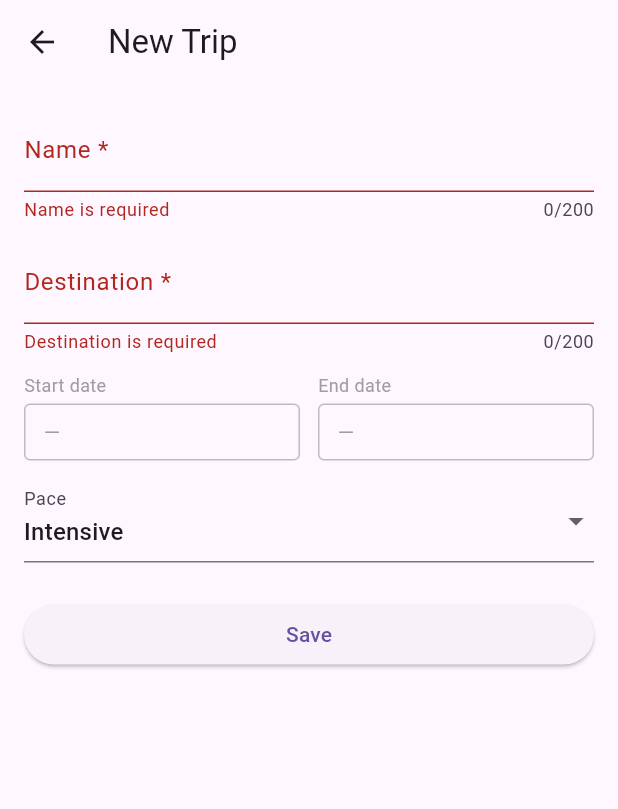
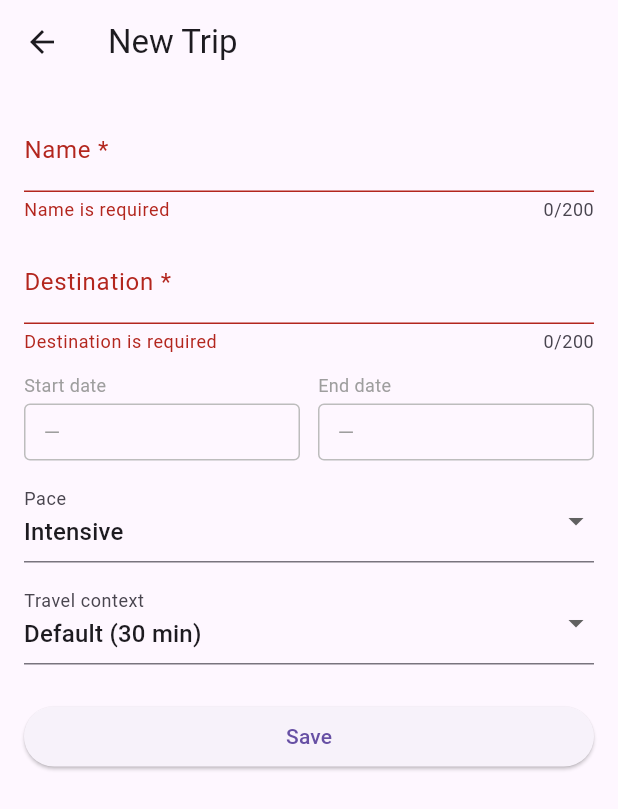
Before and after one commit to kamilbemowski/traveljug, a Flutter app: the CreateTripScreen screen opened directly, after a tap on "Save", on a phone screen of 412 x 824 dp. Shown: the top 809 px of the screen. Run offline on Flutter 3.47's test engine with Material 3 defaults, Android fonts, the phone set to English and light mode, and no system bars; our stand-ins replace drift, drift_flutter, firebase_core, firebase_crashlytics; accounts and stored records are empty; generated files the repository leaves out were written again.

Commit message:
feat(dynamic-travel-time): add TravelContext dropdown to CreateTripScreen (p3)
lib/screens/create_trip_screen.dart — TravelContext dropdown next to Pace

Co-Authored-By: Claude <noreply@anthropic.com>

```diff
--- a/lib/screens/create_trip_screen.dart
+++ b/lib/screens/create_trip_screen.dart
@@ -18,6 +18,7 @@ class _CreateTripScreenState extends State<CreateTripScreen> {
   DateTime? _startDate;
   DateTime? _endDate;
   TravelPace _pace = TravelPace.intensive;
+  TravelContext? _travelContext;
 
   @override
   void dispose() {
@@ -61,6 +62,7 @@ class _CreateTripScreenState extends State<CreateTripScreen> {
       startDate: _startDate,
       endDate: _endDate,
       pace: _pace,
+      travelContext: _travelContext,
     );
 
     if (!mounted) return;
@@ -129,6 +131,26 @@ class _CreateTripScreenState extends State<CreateTripScreen> {
                   if (v != null) setState(() => _pace = v);
                 },
               ),
+              const SizedBox(height: 12),
+              DropdownButtonFormField<TravelContext?>(
+                initialValue: _travelContext,
+                decoration: const InputDecoration(labelText: 'Travel context'),
+                items: const [
+                  DropdownMenuItem(
+                    value: null,
+                    child: Text('Default (30 min)'),
+                  ),
+                  DropdownMenuItem(
+                    value: TravelContext.city,
+                    child: Text('City tour (20 min)'),
+                  ),
+                  DropdownMenuItem(
+                    value: TravelContext.roadTrip,
+                    child: Text('Road trip (90 min)'),
+                  ),
+                ],
+                onChanged: (v) => setState(() => _travelContext = v),
+              ),
               const SizedBox(height: 24),
               ElevatedButton(
                 onPressed: _save,
```
Also changed, not shown: 1 other file.
